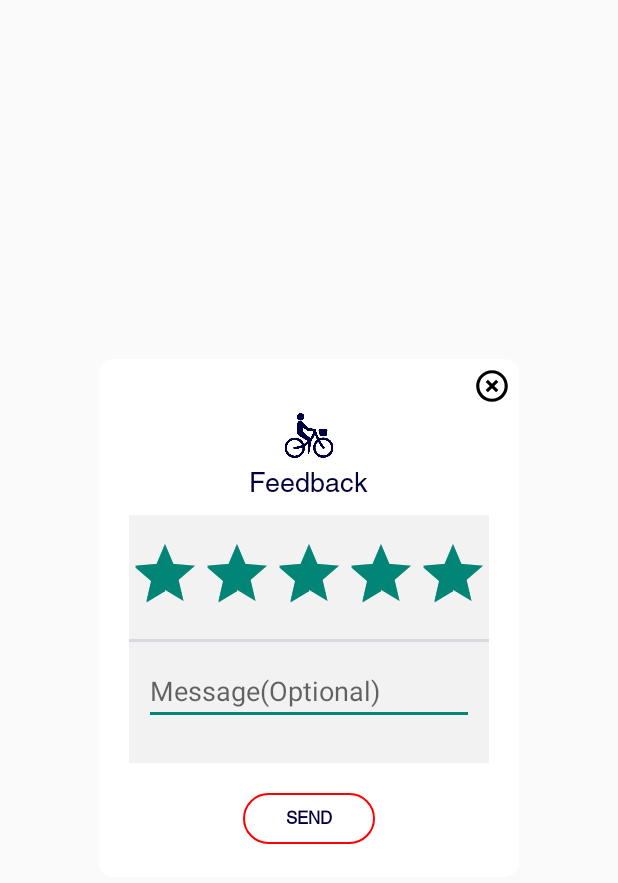
After one commit to mugabi2/digitalbikes, an Android app: the layout rating.xml on its own in the app's theme, with its tools: preview values and no code run, on a phone screen of 412 x 824 dp. The commit adds this screen. Shown: the top 883 px of the screen. Run offline under Robolectric (Android 15) with nearby library versions, the phone set to English and light mode, and no system bars.

Commit message:
updates with feedback

```diff
--- /dev/null
+++ b/app/src/main/res/drawable/inf1.xml
@@ -0,0 +1,5 @@
+<vector android:alpha="0.25" android:height="5dp" android:tint="#235D69"
+    android:viewportHeight="24.0" android:viewportWidth="24.0"
+    android:width="5dp" xmlns:android="http://schemas.android.com/apk/res/android">
+    <path android:fillColor="#FF000000" android:pathData="M18.6,6.62c-1.44,0 -2.8,0.56 -3.77,1.53L12,10.66 10.48,12h0.01L7.8,14.39c-0.64,0.64 -1.49,0.99 -2.4,0.99 -1.87,0 -3.39,-1.51 -3.39,-3.38S3.53,8.62 5.4,8.62c0.91,0 1.76,0.35 2.44,1.03l1.13,1 1.51,-1.34L9.22,8.2C8.2,7.18 6.84,6.62 5.4,6.62 2.42,6.62 0,9.04 0,12s2.42,5.38 5.4,5.38c1.44,0 2.8,-0.56 3.77,-1.53l2.83,-2.5 0.01,0.01L13.52,12h-0.01l2.69,-2.39c0.64,-0.64 1.49,-0.99 2.4,-0.99 1.87,0 3.39,1.51 3.39,3.38s-1.52,3.38 -3.39,3.38c-0.9,0 -1.76,-0.35 -2.44,-1.03l-1.14,-1.01 -1.51,1.34 1.27,1.12c1.02,1.01 2.37,1.57 3.82,1.57 2.98,0 5.4,-2.41 5.4,-5.38s-2.42,-5.37 -5.4,-5.37z"/>
+</vector>
--- /dev/null
+++ b/app/src/main/res/drawable/inf2.xml
@@ -0,0 +1,5 @@
+<vector android:alpha="0.25" android:height="1dp" android:tint="#235D69"
+    android:viewportHeight="24.0" android:viewportWidth="24.0"
+    android:width="1dp" xmlns:android="http://schemas.android.com/apk/res/android">
+    <path android:fillColor="#FF000000" android:pathData="M18.6,6.62c-1.44,0 -2.8,0.56 -3.77,1.53L12,10.66 10.48,12h0.01L7.8,14.39c-0.64,0.64 -1.49,0.99 -2.4,0.99 -1.87,0 -3.39,-1.51 -3.39,-3.38S3.53,8.62 5.4,8.62c0.91,0 1.76,0.35 2.44,1.03l1.13,1 1.51,-1.34L9.22,8.2C8.2,7.18 6.84,6.62 5.4,6.62 2.42,6.62 0,9.04 0,12s2.42,5.38 5.4,5.38c1.44,0 2.8,-0.56 3.77,-1.53l2.83,-2.5 0.01,0.01L13.52,12h-0.01l2.69,-2.39c0.64,-0.64 1.49,-0.99 2.4,-0.99 1.87,0 3.39,1.51 3.39,3.38s-1.52,3.38 -3.39,3.38c-0.9,0 -1.76,-0.35 -2.44,-1.03l-1.14,-1.01 -1.51,1.34 1.27,1.12c1.02,1.01 2.37,1.57 3.82,1.57 2.98,0 5.4,-2.41 5.4,-5.38s-2.42,-5.37 -5.4,-5.37z"/>
+</vector>
--- /dev/null
+++ b/app/src/main/res/drawable/infinity1.xml
@@ -0,0 +1,5 @@
+<vector android:alpha="0.71" android:height="24dp"
+    android:tint="#235D69" android:viewportHeight="24.0"
+    android:viewportWidth="24.0" android:width="24dp" xmlns:android="http://schemas.android.com/apk/res/android">
+    <path android:fillColor="#FF000000" android:pathData="M18.6,6.62c-1.44,0 -2.8,0.56 -3.77,1.53L12,10.66 10.48,12h0.01L7.8,14.39c-0.64,0.64 -1.49,0.99 -2.4,0.99 -1.87,0 -3.39,-1.51 -3.39,-3.38S3.53,8.62 5.4,8.62c0.91,0 1.76,0.35 2.44,1.03l1.13,1 1.51,-1.34L9.22,8.2C8.2,7.18 6.84,6.62 5.4,6.62 2.42,6.62 0,9.04 0,12s2.42,5.38 5.4,5.38c1.44,0 2.8,-0.56 3.77,-1.53l2.83,-2.5 0.01,0.01L13.52,12h-0.01l2.69,-2.39c0.64,-0.64 1.49,-0.99 2.4,-0.99 1.87,0 3.39,1.51 3.39,3.38s-1.52,3.38 -3.39,3.38c-0.9,0 -1.76,-0.35 -2.44,-1.03l-1.14,-1.01 -1.51,1.34 1.27,1.12c1.02,1.01 2.37,1.57 3.82,1.57 2.98,0 5.4,-2.41 5.4,-5.38s-2.42,-5.37 -5.4,-5.37z"/>
+</vector>
--- /dev/null
+++ b/app/src/main/res/drawable/infinity2.xml
@@ -0,0 +1,5 @@
+<vector android:alpha="0.71" android:height="15dp"
+    android:tint="#235D69" android:viewportHeight="24.0"
+    android:viewportWidth="24.0" android:width="15dp" xmlns:android="http://schemas.android.com/apk/res/android">
+    <path android:fillColor="#FF000000" android:pathData="M18.6,6.62c-1.44,0 -2.8,0.56 -3.77,1.53L12,10.66 10.48,12h0.01L7.8,14.39c-0.64,0.64 -1.49,0.99 -2.4,0.99 -1.87,0 -3.39,-1.51 -3.39,-3.38S3.53,8.62 5.4,8.62c0.91,0 1.76,0.35 2.44,1.03l1.13,1 1.51,-1.34L9.22,8.2C8.2,7.18 6.84,6.62 5.4,6.62 2.42,6.62 0,9.04 0,12s2.42,5.38 5.4,5.38c1.44,0 2.8,-0.56 3.77,-1.53l2.83,-2.5 0.01,0.01L13.52,12h-0.01l2.69,-2.39c0.64,-0.64 1.49,-0.99 2.4,-0.99 1.87,0 3.39,1.51 3.39,3.38s-1.52,3.38 -3.39,3.38c-0.9,0 -1.76,-0.35 -2.44,-1.03l-1.14,-1.01 -1.51,1.34 1.27,1.12c1.02,1.01 2.37,1.57 3.82,1.57 2.98,0 5.4,-2.41 5.4,-5.38s-2.42,-5.37 -5.4,-5.37z"/>
+</vector>
--- a/app/src/main/res/layout/bottom_sheet_price.xml
+++ b/app/src/main/res/layout/bottom_sheet_price.xml
@@ -1,5 +1,6 @@
 <?xml version="1.0" encoding="utf-8"?>
-<android.support.v4.widget.NestedScrollView xmlns:android="http://schemas.android.com/apk/res/android"
+<android.support.v4.widget.NestedScrollView
+    xmlns:android="http://schemas.android.com/apk/res/android"
     xmlns:app="http://schemas.android.com/apk/res-auto"
     android:layout_width="match_parent"
     android:layout_height="350dp"
--- /dev/null
+++ b/app/src/main/res/layout/rating.xml
@@ -0,0 +1,95 @@
+<?xml version="1.0" encoding="utf-8"?>
+<LinearLayout xmlns:android="http://schemas.android.com/apk/res/android"
+    android:layout_width="match_parent"
+    android:layout_height="match_parent"
+    android:orientation="vertical"
+    android:gravity="center">
+
+    <LinearLayout
+        android:layout_width="280dp"
+        android:layout_height="wrap_content"
+        android:layout_gravity="center"
+        android:background="@drawable/round_corner_white_fill"
+        android:orientation="vertical">
+
+        <ImageView
+            android:id="@+id/close_popupf"
+            android:layout_width="25dp"
+            android:layout_height="25dp"
+            android:layout_gravity="end"
+            android:layout_margin="5dp"
+            android:gravity="center"
+            android:src="@drawable/ic_highlight_off_black_24dp" />
+
+        <ImageView
+            android:layout_width="wrap_content"
+            android:layout_height="30dp"
+            android:layout_gravity="center_horizontal"
+            android:src="@drawable/bicycle"
+            android:tint="@color/colorAppBlue" />
+
+        <TextView
+            android:layout_width="wrap_content"
+            android:layout_height="wrap_content"
+            android:layout_gravity="center_horizontal"
+            android:layout_marginTop="5dp"
+            android:fontFamily="@font/helvetica_roman"
+            android:text="Feedback"
+            android:textColor="@color/colorAppBlue"
+            android:textSize="18sp" />
+
+        <LinearLayout
+            android:layout_width="wrap_content"
+            android:layout_height="wrap_content"
+            android:layout_marginTop="10dp"
+            android:background="@color/colorLighter"
+            android:layout_gravity="center"
+            android:orientation="vertical"
+            android:paddingBottom="15dp"
+            android:paddingTop="15dp">
+
+
+            <RatingBar
+                android:id="@+id/rating"
+                android:layout_width="wrap_content"
+                android:layout_height="wrap_content"
+                android:stepSize="1"
+                android:rating="5"/>
+
+            <View
+                android:layout_width="match_parent"
+                android:layout_height="2dp"
+                android:layout_marginTop="10dp"
+                android:alpha="0.1"
+                android:background="@color/colorAppBlue" />
+
+            <EditText
+                android:id="@+id/feedtext"
+                android:layout_width="match_parent"
+                android:layout_height="wrap_content"
+                android:layout_margin="10dp"
+                android:hint="Message(Optional)"/>
+
+        </LinearLayout>
+
+        <Button
+            android:id="@+id/send_feedback"
+            android:layout_width="wrap_content"
+            android:layout_height="34dp"
+            android:layout_gravity="center_horizontal"
+            android:layout_marginBottom="22dp"
+            android:layout_marginTop="20dp"
+            android:onClick="sendfeed"
+            android:fontFamily="@font/helvetica_roman"
+            android:background="@drawable/round5"
+            android:paddingEnd="15dp"
+            android:paddingStart="15dp"
+            android:text="SEND"
+            android:textColor="@color/colorAppBlue"
+            android:textSize="11sp"
+            android:textStyle="bold" />
+    </LinearLayout>
+
+
+
+</LinearLayout>
```
Also changed, not shown: app/src/main/java/com/stardigitalbikes/samuelhimself/bible1/Mapsimport1.java (+185 -10 lines), app/src/main/java/com/stardigitalbikes/samuelhimself/bible1/Support.java (+216 -0 lines), 1 other file. Lines whose indentation alone changed are shown as unchanged.
